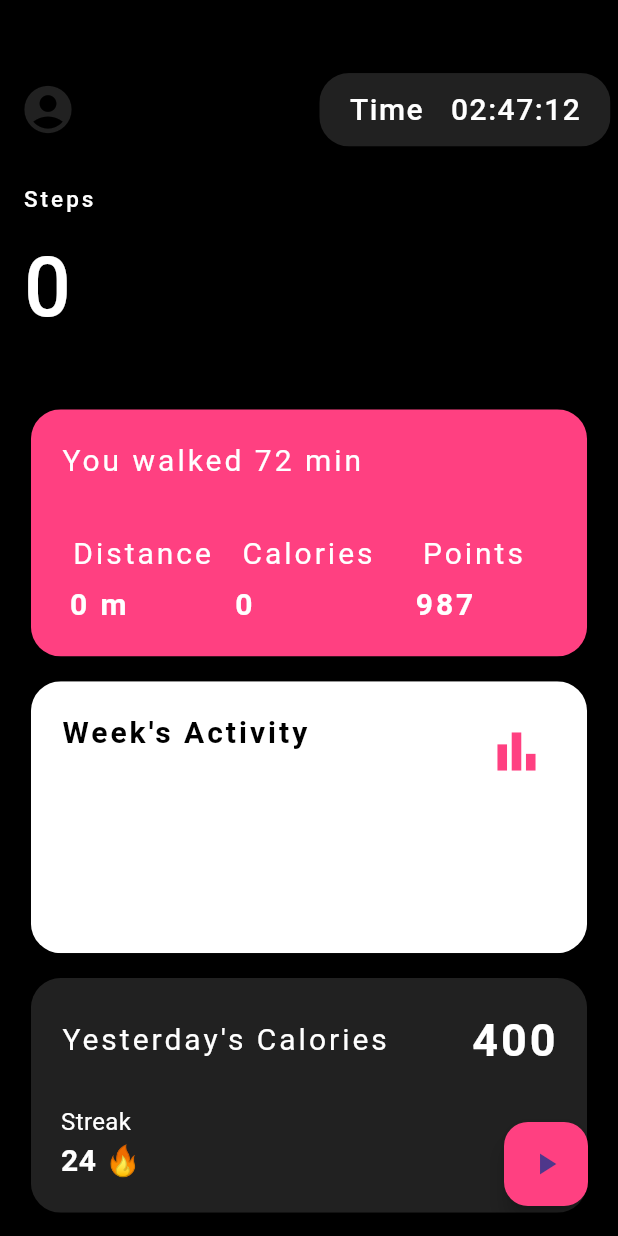
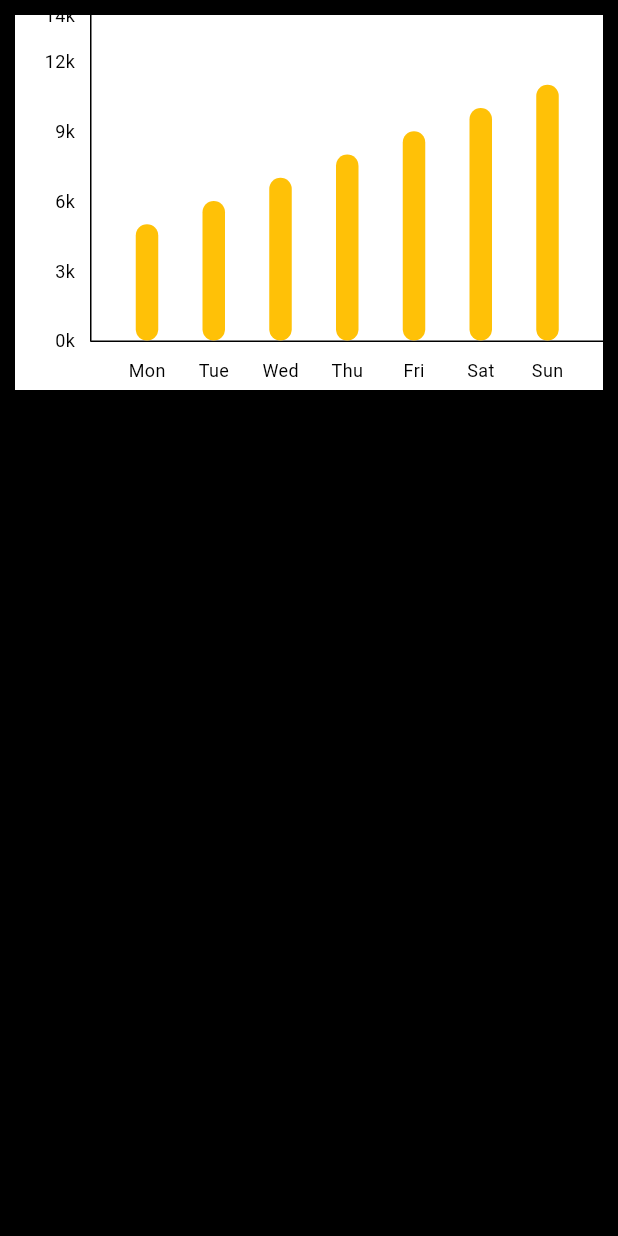
Before and after one commit to aryan-basu/fitbit, a Flutter app: the screen it shows after launch, after a tap on "Sign in with Google", on a phone screen of 412 x 824 dp. Run offline on Flutter 3.47's test engine with Material 3 defaults, Android fonts, the phone set to English and light mode, and no system bars; drawn by our look-alikes of fl_chart; our stand-ins replace firebase_auth, firebase_core, google_sign_in; missing offline and left inert: dart:ffi, flutter_activity_recognition, health; accounts and stored records are empty; network calls fail.

Commit message:
graph designed

```diff
--- a/lib/pages/Login.dart
+++ b/lib/pages/Login.dart
@@ -4,6 +4,7 @@ import 'package:firebase_auth/firebase_auth.dart';
 import 'package:firebase_core/firebase_core.dart';
 import 'package:fitbit/pages/home.dart';
 import 'package:fitbit/pages/health.dart';
+import 'package:fitbit/pages/chart.dart';
 
 class Login extends StatelessWidget {
   const Login({super.key});
@@ -44,7 +45,7 @@ class Login extends StatelessWidget {
       );
       Navigator.push(
         context,
-        MaterialPageRoute(builder: (context) => Home()),
+        MaterialPageRoute(builder: (context) =>Chart()),
       );
 
       // Sign in with the provided credential
--- /dev/null
+++ b/lib/pages/chart.dart
@@ -0,0 +1,112 @@
+import 'package:flutter/material.dart';
+import 'package:fl_chart/fl_chart.dart';
+import 'dart:math';
+
+// Define data structure for a bar group
+class DataItem {
+  final String dayOfWeek;
+  final double steps;
+
+  DataItem({required this.dayOfWeek, required this.steps});
+}
+
+class Chart extends StatelessWidget {
+  Chart({Key? key}) : super(key: key);
+
+  // Generate dummy data to feed the chart
+  final List<DataItem> _myData = [
+    DataItem(dayOfWeek: 'Mon', steps: 5000),
+    DataItem(dayOfWeek: 'Tue', steps: 6000),
+    DataItem(dayOfWeek: 'Wed', steps: 7000),
+    DataItem(dayOfWeek: 'Thu', steps: 8000),
+    DataItem(dayOfWeek: 'Fri', steps: 9000),
+    DataItem(dayOfWeek: 'Sat', steps: 10000),
+    DataItem(dayOfWeek: 'Sun', steps: 11000),
+  ];
+
+  @override
+  Widget build(BuildContext context) {
+    // Calculate the maximum steps
+    double maxSteps = _myData.map((item) => item.steps).reduce(max);
+    // Add an additional 3k to the maximum steps
+    maxSteps += 3000;
+
+    return Scaffold(
+      body: Padding(
+        padding:
+            const EdgeInsets.all(10), // Reduced padding for a smaller graph
+        child: Container(
+          color: Colors.white,
+          child: SizedBox(
+            height: 250, // Set a specific height for the chart
+            child: BarChart(
+              BarChartData(
+                borderData: FlBorderData(
+                  border: const Border(
+                    top: BorderSide.none,
+                    right: BorderSide.none,
+                    left: BorderSide(width: 1),
+                    bottom: BorderSide(width: 1),
+                  ),
+                ),
+                maxY: maxSteps, // Set the maximum value for y-axis
+                groupsSpace: 10,
+                barGroups: _myData
+                    .asMap()
+                    .entries
+                    .map(
+                      (entry) => BarChartGroupData(
+                        x: entry.key, // Use the index as x-value
+                        barRods: [
+                          BarChartRodData(
+                            y: entry.value.steps, // Steps for the day
+                            width: 15,
+                            colors: [Colors.amber],
+                          ),
+                        ],
+                      ),
+                    )
+                    .toList(),
+                titlesData: FlTitlesData(
+                  bottomTitles: SideTitles(
+                    showTitles: true,
+                    getTextStyles: (value) => const TextStyle(
+                      color: Colors.black,
+                      fontSize: 12, // Reduced font size for day labels
+                    ),
+                    margin: 10,
+                    getTitles: (double value) {
+                      final weekdays = [
+                        'Mon',
+                        'Tue',
+                        'Wed',
+                        'Thu',
+                        'Fri',
+                        'Sat',
+                        'Sun'
+                      ];
+                      return weekdays[value.toInt()];
+                    },
+                  ),
+                  leftTitles: SideTitles(
+                    showTitles: true,
+                    getTextStyles: (value) => const TextStyle(
+                      color: Colors.black,
+                      fontSize: 12, // Reduced font size for step labels
+                    ),
+                    margin: 10,
+                    interval: 3000, // Set interval to 3000 (3k)
+                    reservedSize: 40, // Adjust reserved size to fit labels
+                    getTitles: (double value) {
+                      return '${(value ~/ 1000).toInt()}k'; // Divide by 1000 to convert to k
+                    },
+                  ),
+                ),
+              ),
+            ),
+          ),
+        ),
+      ),
+    );
+  }
+}
--- a/lib/pages/home.dart
+++ b/lib/pages/home.dart
@@ -63,9 +63,10 @@ class _HomeState extends State<Home> {
           midnight,
           now,
           [
-            HealthDataType.BODY_MASS_INDEX,
+            HealthDataType.HEART_RATE,
           ],
         );
+        print("data is$RandomData");
         int? _getsteps = await health.getTotalStepsInInterval(midnight, now);
         setState(() {
           Steps = _getsteps ?? 0;
--- a/pubspec.yaml
+++ b/pubspec.yaml
@@ -31,6 +31,7 @@ dependencies:
   flutter:
     sdk: flutter
   health: ^9.0.1
+  fl_chart: ^0.35.0
   flutter_activity_recognition: ^3.0.0
 
 
```
Also changed, not shown: pubspec.lock, 1 other file.
